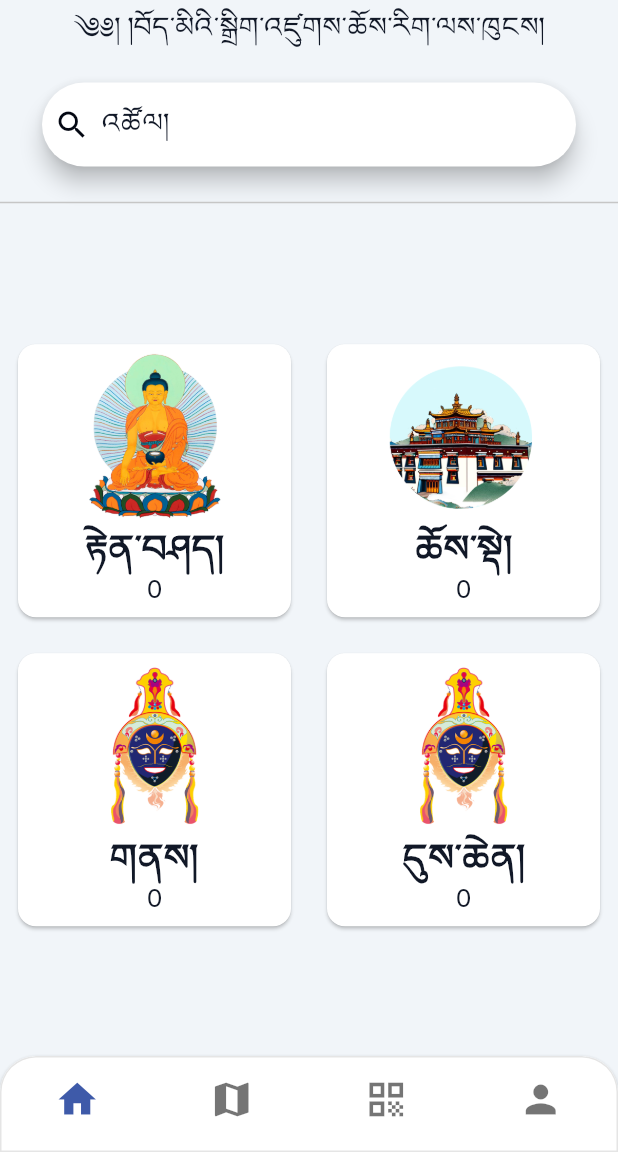
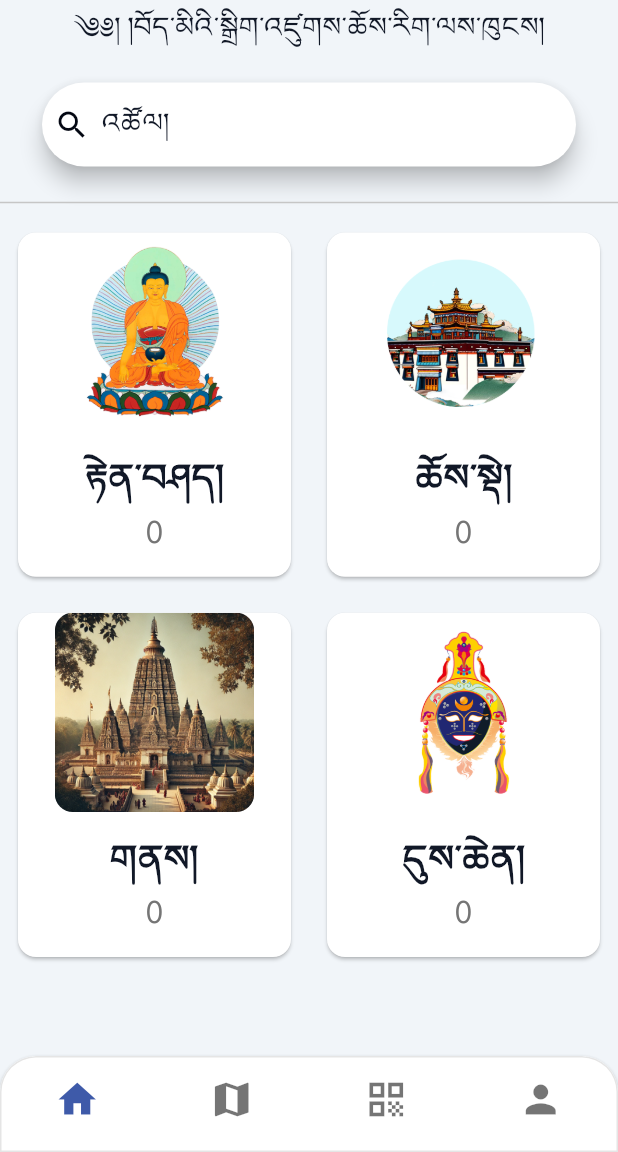
Before and after one commit to OpenPecha/gompa-tour, a Flutter app: the screen it shows after launch, on a phone screen of 412 x 824 dp, the part 84-1236 px from its top. Run offline on Flutter 3.47's test engine with Material 3 defaults, Android fonts, the phone set to English and light mode, and no system bars; drawn by our look-alikes of flutter_switch; our stand-ins replace audioplayers, cached_network_image, flutter_map, flutter_riverpod, flutter_tts, go_router and 5 more; missing offline and left inert: mobile_scanner; accounts and stored records are empty; generated files the repository leaves out were written again.

Commit message:
update home, pilgrim, setting. db and localisation. fedback

```diff
--- a/lib/l10n/app_en.arb
+++ b/lib/l10n/app_en.arb
@@ -56,5 +56,6 @@
   "allGonpa": "All Gonpa",
   "pilgrimage": "Pilgrimage",
   "neykor": "Neykor",
-  "deptName": "Department of Religion and Culture"
+  "deptName": "Department of Religion and Culture",
+  "deptDescription": "The Department of Religion and Culture is a ministry office established under the executive organ of Central Tibetan Administration whose function is to overlook religious and cultural affairs in Tibetan exile community. It has the responsibility of supervising works aimed at reviving, preserving, and promotion of Tibetan religious and cultural heritage that is being led to the verge of extinction in Tibet.\nIt began its operation in exile community as Council for Religious Affairs office on April 27, 1959, headed by a Director and constituted by the representative of the four Buddhist schools as its principal members in Mussorrie. On 30th May 1960, the Council for Religious Affairs shifted its office to Dharamsala and on September 12, 1960, it became one of the seven main departments when His Holiness the Dalai Lama formally established the Central Tibetan Administration (CTA).\nUnder the affiliation of this department, there are 255 monasteries and 37 nunneries in India, Nepal and Bhutan and also five cultural institutions across India"
 }
--- a/lib/models/pilgrimage_model.dart
+++ b/lib/models/pilgrimage_model.dart
@@ -9,6 +9,7 @@ class Pilgrimage {
   final String address;
   final String state;
   final String country;
+  final String map;
   final DateTime? createdAt;
   final DateTime? updatedAt;
 
@@ -23,6 +24,7 @@ class Pilgrimage {
     required this.address,
     required this.state,
     required this.country,
+    required this.map,
     this.createdAt,
     this.updatedAt,
   });
@@ -39,6 +41,7 @@ class Pilgrimage {
       address: map['address'] as String,
       state: map['state'] as String,
       country: map['country'] as String,
+      map: map['map'] as String,
       createdAt: map['created_at'] != null
           ? DateTime.parse(map['created_at'] as String)
           : null,
@@ -60,6 +63,7 @@ class Pilgrimage {
       'address': address,
       'state': state,
       'country': country,
+      'map': map,
       'created_at': createdAt?.toIso8601String(),
       'updated_at': updatedAt?.toIso8601String(),
     };
--- a/lib/ui/screen/home_screen.dart
+++ b/lib/ui/screen/home_screen.dart
@@ -160,14 +160,12 @@ class _HomeScreenState extends ConsumerState<HomeScreen> {
   Widget _buildCategoryCards(BuildContext context) {
     return _searchController.text.isEmpty
         ? Expanded(
-            child: Center(
             child: GridView.count(
               crossAxisCount: 2,
               padding: EdgeInsets.all(8),
               mainAxisSpacing: 16,
               crossAxisSpacing: 16,
-                shrinkWrap: true,
-                childAspectRatio: 1,
+              childAspectRatio: 0.8,
               children: [
                 _buildCard(
                   MenuType.deities,
@@ -183,7 +181,7 @@ class _HomeScreenState extends ConsumerState<HomeScreen> {
                 ),
                 _buildCard(
                   MenuType.pilgrimage,
-                    'assets/images/duchen.png',
+                  'assets/images/dorjee_den.webp',
                   context,
                   totalPilgrimage,
                 ),
@@ -194,7 +192,6 @@ class _HomeScreenState extends ConsumerState<HomeScreen> {
                   totalFestival,
                 ),
               ],
-              ),
             ),
           )
         : const SizedBox();
@@ -225,13 +222,22 @@ class _HomeScreenState extends ConsumerState<HomeScreen> {
         color: Theme.of(context).colorScheme.surfaceContainer,
         child: Column(
           children: [
-            Flexible(
+            Expanded(
+              flex: 3,
+              child: ClipRRect(
+                borderRadius: BorderRadius.circular(12),
                 child: Image.asset(
                   imagePath,
-                // height: 120,
-                // fit: BoxFit.contain,
+                  fit: BoxFit.contain,
                 ),
               ),
+            ),
+            const SizedBox(height: 8),
+            Expanded(
+              flex: 2, // Give less space to text content
+              child: Column(
+                mainAxisAlignment: MainAxisAlignment.center,
+                children: [
                   Text(
                     _getTitle(type, context),
                     style: const TextStyle(
@@ -239,8 +245,16 @@ class _HomeScreenState extends ConsumerState<HomeScreen> {
                       fontWeight: FontWeight.bold,
                     ),
                   ),
-            Text(count.toString()),
                   const SizedBox(height: 8),
+                  Text(count.toString(),
+                      style: TextStyle(
+                        fontSize: 16,
+                        color: Colors.grey.shade600,
+                      )),
+                  const SizedBox(height: 8),
+                ],
+              ),
+            ),
           ],
         ),
       ),
--- a/lib/ui/screen/skeleton_screen.dart
+++ b/lib/ui/screen/skeleton_screen.dart
@@ -146,10 +146,6 @@ class SkeletonScreen extends ConsumerWidget {
                   ],
                 ),
               ]),
-          // IconButton(
-          //   icon: const Icon(Icons.more_vert),
-          //   onPressed: () {},
-          // ),
         ],
       ),
       body: AnimatedSwitcher(
--- a/lib/ui/widget/gonpa_app_bar.dart
+++ b/lib/ui/widget/gonpa_app_bar.dart
@@ -33,7 +33,7 @@ class GonpaAppBar extends ConsumerWidget implements PreferredSizeWidget {
             )
           : null,
       title: Text(
-        "Neykor",
+        AppLocalizations.of(context)!.neykor,
         style: TextStyle(
           fontSize: 18,
           fontWeight: FontWeight.w500,
--- a/lib/ui/widget/location_card.dart
+++ b/lib/ui/widget/location_card.dart
@@ -2,12 +2,13 @@ import 'package:flutter/material.dart';
 import 'package:flutter_gen/gen_l10n/app_localizations.dart';
 import 'package:flutter_map/flutter_map.dart';
 import 'package:gompa_tour/models/organization_model.dart';
+import 'package:gompa_tour/models/pilgrimage_model.dart';
 import 'package:latlong2/latlong.dart';
 
 import '../../config/constant.dart';
 
 class LocationCard extends StatelessWidget {
-  final Organization address;
+  final Object address;
   const LocationCard({super.key, required this.address});
 
   @override
@@ -72,3 +73,9 @@ class LocationCard extends StatelessWidget {
     return (latitude, longitude);
   }
 }
+
+extension on Object {
+  String get map => this is Organization
+      ? (this as Organization).map
+      : (this as Pilgrimage).map;
+}
--- a/pubspec.yaml
+++ b/pubspec.yaml
@@ -53,6 +53,7 @@ dependencies:
   cached_network_image: ^3.4.1
   qr_flutter: ^4.1.0
   flutter_switch: ^0.3.2
+  share_plus: ^10.1.4
 
 dev_dependencies:
   flutter_test:
```
Also changed, not shown: lib/l10n/app_bo.arb (+4 -3 lines), lib/ui/screen/orginatzations_screen.dart (+2 -10 lines), lib/ui/screen/pilgrimage_detail_screen.dart (+7 -1 lines), lib/ui/screen/settings_screen.dart (+16 -13 lines), assets/images/dorjee_den.webp (added), pubspec.lock, 5 other files. Lines whose indentation alone changed are shown as unchanged.
